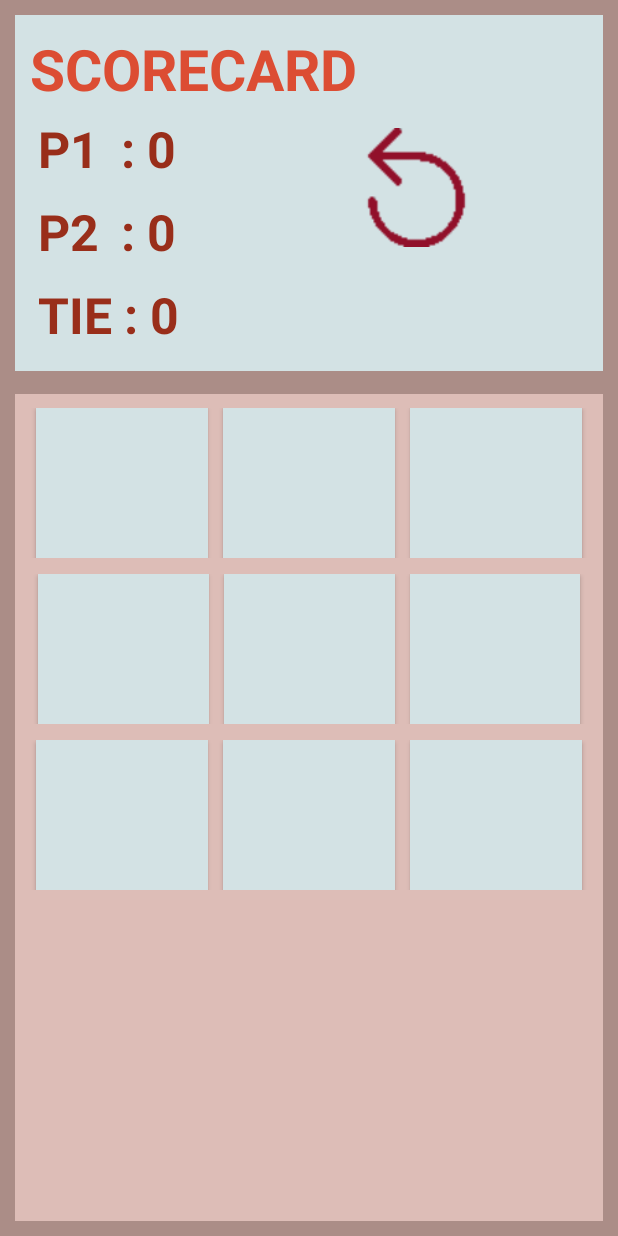
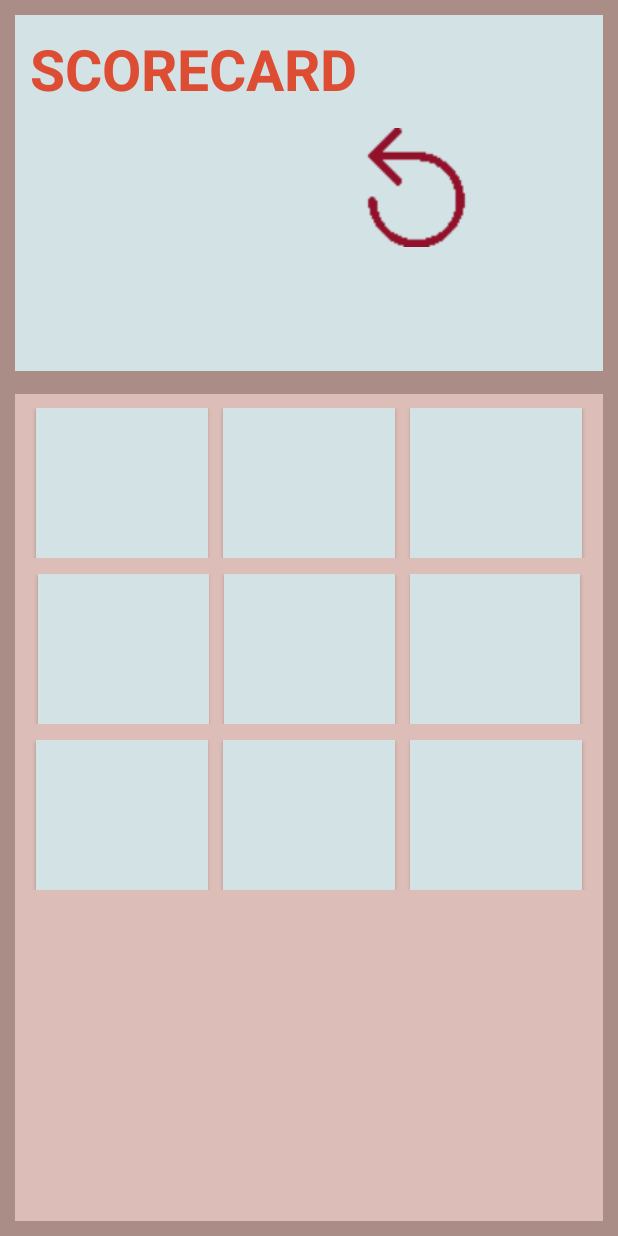
Before and after one commit to rohitsingla2611/TicTacToe, an Android app: the layout activity_main.xml on its own in the app's theme, with its tools: preview values and no code run, on a phone screen of 412 x 824 dp. Run offline under Robolectric (Android 15) with nearby library versions, the phone set to English and light mode, and no system bars.

```diff
--- a/app/src/main/res/layout/activity_main.xml
+++ b/app/src/main/res/layout/activity_main.xml
@@ -39,7 +39,6 @@
                     android:layout_width="wrap_content"
                     android:layout_height="wrap_content"
                     android:padding="5dp"
-                    android:text="@string/p1"
                     android:textColor="@color/colorText"
                     android:textSize="33sp"
                     android:textStyle="bold" />
@@ -54,7 +53,6 @@
                     android:layout_width="wrap_content"
                     android:layout_height="wrap_content"
                     android:padding="5dp"
-                    android:text="@string/p2"
                     android:textColor="@color/colorText"
                     android:textSize="33sp"
                     android:textStyle="bold" />
@@ -69,7 +67,6 @@
                     android:layout_width="wrap_content"
                     android:layout_height="wrap_content"
                     android:padding="5dp"
-                    android:text="@string/tie"
                     android:textColor="@color/colorText"
                     android:textSize="33sp"
                     android:textStyle="bold" />
--- a/app/src/main/res/values/strings.xml
+++ b/app/src/main/res/values/strings.xml
@@ -1,9 +1,6 @@
 <resources>
     <string name="app_name">TicTacToe</string>
     <string name="scorecard">SCORECARD</string>
-    <string name="p1">P1 &#x2009;: 0</string>
-    <string name="p2">P2 &#x2009;: 0</string>
-    <string name="tie">TIE &#x20; : 0</string>
     <string name="resetButtonImage">resetButtonImage</string>
 </resources>
 
```
Also changed, not shown: app/src/main/java/rohitsingla/rdrock/tictactoe/MainActivity.java (+9 -0 lines).
